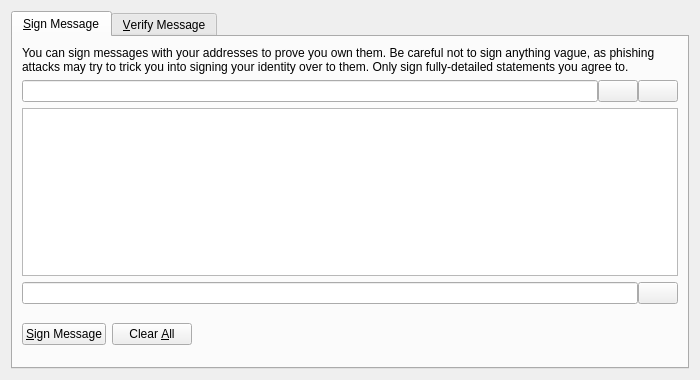
Qt form src/qt/forms/signverifymessagedialog.ui (CryptoCoderz/Espers) before a commit.
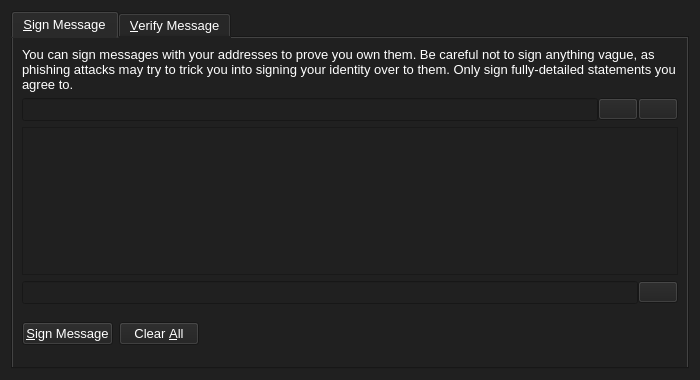
The same form after that commit. The open tabs and pages were chosen to show the change. Icons and pictures are not drawn. Custom widgets are drawn as their Qt base class.

```diff
--- a/src/qt/forms/signverifymessagedialog.ui
+++ b/src/qt/forms/signverifymessagedialog.ui
@@ -13,22 +13,327 @@
   <property name="windowTitle">
    <string>Signatures - Sign / Verify a Message</string>
   </property>
+  <property name="styleSheet">
+   <string notr="true">background-color: rgb(32, 32, 32);
+    color: rgb(255, 255, 255);</string>
+  </property>
   <property name="modal">
    <bool>true</bool>
   </property>
   <layout class="QVBoxLayout" name="verticalLayout">
    <item>
     <widget class="QTabWidget" name="tabWidget">
+     <property name="palette">
+      <palette>
+       <active>
+        <colorrole role="WindowText">
+         <brush brushstyle="SolidPattern">
+          <color alpha="255">
+           <red>255</red>
+           <green>255</green>
+           <blue>255</blue>
+          </color>
+         </brush>
+        </colorrole>
+        <colorrole role="Button">
+         <brush brushstyle="SolidPattern">
+          <color alpha="255">
+           <red>32</red>
+           <green>32</green>
+           <blue>32</blue>
+          </color>
+         </brush>
+        </colorrole>
+        <colorrole role="Light">
+         <brush brushstyle="SolidPattern">
+          <color alpha="255">
+           <red>32</red>
+           <green>32</green>
+           <blue>32</blue>
+          </color>
+         </brush>
+        </colorrole>
+        <colorrole role="Midlight">
+         <brush brushstyle="SolidPattern">
+          <color alpha="255">
+           <red>32</red>
+           <green>32</green>
+           <blue>32</blue>
+          </color>
+         </brush>
+        </colorrole>
+        <colorrole role="Mid">
+         <brush brushstyle="SolidPattern">
+          <color alpha="255">
+           <red>32</red>
+           <green>32</green>
+           <blue>32</blue>
+          </color>
+         </brush>
+        </colorrole>
+        <colorrole role="Text">
+         <brush brushstyle="SolidPattern">
+          <color alpha="255">
+           <red>255</red>
+           <green>255</green>
+           <blue>255</blue>
+          </color>
+         </brush>
+        </colorrole>
+        <colorrole role="ButtonText">
+         <brush brushstyle="SolidPattern">
+          <color alpha="255">
+           <red>255</red>
+           <green>255</green>
+           <blue>255</blue>
+          </color>
+         </brush>
+        </colorrole>
+        <colorrole role="Base">
+         <brush brushstyle="SolidPattern">
+          <color alpha="255">
+           <red>32</red>
+           <green>32</green>
+           <blue>32</blue>
+          </color>
+         </brush>
+        </colorrole>
+        <colorrole role="Window">
+         <brush brushstyle="SolidPattern">
+          <color alpha="255">
+           <red>32</red>
+           <green>32</green>
+           <blue>32</blue>
+          </color>
+         </brush>
+        </colorrole>
+        <colorrole role="PlaceholderText">
+         <brush brushstyle="NoBrush">
+          <color alpha="128">
+           <red>255</red>
+           <green>255</green>
+           <blue>255</blue>
+          </color>
+         </brush>
+        </colorrole>
+       </active>
+       <inactive>
+        <colorrole role="WindowText">
+         <brush brushstyle="SolidPattern">
+          <color alpha="255">
+           <red>255</red>
+           <green>255</green>
+           <blue>255</blue>
+          </color>
+         </brush>
+        </colorrole>
+        <colorrole role="Button">
+         <brush brushstyle="SolidPattern">
+          <color alpha="255">
+           <red>32</red>
+           <green>32</green>
+           <blue>32</blue>
+          </color>
+         </brush>
+        </colorrole>
+        <colorrole role="Light">
+         <brush brushstyle="SolidPattern">
+          <color alpha="255">
+           <red>32</red>
+           <green>32</green>
+           <blue>32</blue>
+          </color>
+         </brush>
+        </colorrole>
+        <colorrole role="Midlight">
+         <brush brushstyle="SolidPattern">
+          <color alpha="255">
+           <red>32</red>
+           <green>32</green>
+           <blue>32</blue>
+          </color>
+         </brush>
+        </colorrole>
+        <colorrole role="Mid">
+         <brush brushstyle="SolidPattern">
+          <color alpha="255">
+           <red>32</red>
+           <green>32</green>
+           <blue>32</blue>
+          </color>
+         </brush>
+        </colorrole>
+        <colorrole role="Text">
+         <brush brushstyle="SolidPattern">
+          <color alpha="255">
+           <red>255</red>
+           <green>255</green>
+           <blue>255</blue>
+          </color>
+         </brush>
+        </colorrole>
+        <colorrole role="ButtonText">
+         <brush brushstyle="SolidPattern">
+          <color alpha="255">
+           <red>255</red>
+           <green>255</green>
+           <blue>255</blue>
+          </color>
+         </brush>
+        </colorrole>
+        <colorrole role="Base">
+         <brush brushstyle="SolidPattern">
+          <color alpha="255">
+           <red>32</red>
+           <green>32</green>
+           <blue>32</blue>
+          </color>
+         </brush>
+        </colorrole>
+        <colorrole role="Window">
+         <brush brushstyle="SolidPattern">
+          <color alpha="255">
+           <red>32</red>
+           <green>32</green>
+           <blue>32</blue>
+          </color>
+         </brush>
+        </colorrole>
+        <colorrole role="PlaceholderText">
+         <brush brushstyle="NoBrush">
+          <color alpha="128">
+           <red>255</red>
+           <green>255</green>
+           <blue>255</blue>
+          </color>
+         </brush>
+        </colorrole>
+       </inactive>
+       <disabled>
+        <colorrole role="WindowText">
+         <brush brushstyle="SolidPattern">
+          <color alpha="255">
+           <red>255</red>
+           <green>255</green>
+           <blue>255</blue>
+          </color>
+         </brush>
+        </colorrole>
+        <colorrole role="Button">
+         <brush brushstyle="SolidPattern">
+          <color alpha="255">
+           <red>32</red>
+           <green>32</green>
+           <blue>32</blue>
+          </color>
+         </brush>
+        </colorrole>
+        <colorrole role="Light">
+         <brush brushstyle="SolidPattern">
+          <color alpha="255">
+           <red>32</red>
+           <green>32</green>
+           <blue>32</blue>
+          </color>
+         </brush>
+        </colorrole>
+        <colorrole role="Midlight">
+         <brush brushstyle="SolidPattern">
+          <color alpha="255">
+           <red>32</red>
+           <green>32</green>
+           <blue>32</blue>
+          </color>
+         </brush>
+        </colorrole>
+        <colorrole role="Mid">
+         <brush brushstyle="SolidPattern">
+          <color alpha="255">
+           <red>32</red>
+           <green>32</green>
+           <blue>32</blue>
+          </color>
+         </brush>
+        </colorrole>
+        <colorrole role="Text">
+         <brush brushstyle="SolidPattern">
+          <color alpha="255">
+           <red>255</red>
+           <green>255</green>
+           <blue>255</blue>
+          </color>
+         </brush>
+        </colorrole>
+        <colorrole role="ButtonText">
+         <brush brushstyle="SolidPattern">
+          <color alpha="255">
+           <red>255</red>
+           <green>255</green>
+           <blue>255</blue>
+          </color>
+         </brush>
+        </colorrole>
+        <colorrole role="Base">
+         <brush brushstyle="SolidPattern">
+          <color alpha="255">
+           <red>32</red>
+           <green>32</green>
+           <blue>32</blue>
+          </color>
+         </brush>
+        </colorrole>
+        <colorrole role="Window">
+         <brush brushstyle="SolidPattern">
+          <color alpha="255">
+           <red>32</red>
+           <green>32</green>
+           <blue>32</blue>
+          </color>
+         </brush>
+        </colorrole>
+        <colorrole role="PlaceholderText">
+         <brush brushstyle="NoBrush">
+          <color alpha="128">
+           <red>255</red>
+           <green>255</green>
+           <blue>255</blue>
+          </color>
+         </brush>
+        </colorrole>
+       </disabled>
+      </palette>
+     </property>
+     <property name="font">
+      <font>
+       <pointsize>10</pointsize>
+      </font>
+     </property>
+     <property name="styleSheet">
+      <string notr="true">background: rgb(32, 32, 32);
+background-color: rgb(32, 32, 32);</string>
+     </property>
+     <property name="tabShape">
+      <enum>QTabWidget::Rounded</enum>
+     </property>
      <property name="currentIndex">
       <number>1</number>
      </property>
      <widget class="QWidget" name="tabSignMessage">
+      <property name="styleSheet">
+       <string notr="true">background: rgb(32, 32, 32);
+        background-color: rgb(32, 32, 32);</string>
+      </property>
       <attribute name="title">
        <string>&amp;Sign Message</string>
       </attribute>
       <layout class="QVBoxLayout" name="verticalLayout_SM">
        <item>
         <widget class="QLabel" name="infoLabel_SM">
+         <property name="font">
+          <font>
+           <pointsize>10</pointsize>
+          </font>
+         </property>
          <property name="text">
           <string>You can sign messages with your addresses to prove you own them. Be careful not to sign anything vague, as phishing attacks may try to trick you into signing your identity over to them. Only sign fully-detailed statements you agree to.</string>
          </property>
@@ -47,6 +352,11 @@
          </property>
          <item>
           <widget class="QValidatedLineEdit" name="addressIn_SM">
+           <property name="font">
+            <font>
+             <pointsize>10</pointsize>
+            </font>
+           </property>
            <property name="toolTip">
             <string>The address to sign the message with (e.g. EJTdBNqW8y8PnLn9MG1srXJoUhCvmc6gPz)</string>
            </property>
@@ -99,6 +409,11 @@
        </item>
        <item>
         <widget class="QPlainTextEdit" name="messageIn_SM">
+         <property name="font">
+          <font>
+           <pointsize>10</pointsize>
+          </font>
+         </property>
          <property name="toolTip">
           <string>Enter the message you want to sign here</string>
          </property>
@@ -113,6 +428,7 @@
           <widget class="QLineEdit" name="signatureOut_SM">
            <property name="font">
             <font>
+             <pointsize>10</pointsize>
              <italic>true</italic>
             </font>
            </property>
@@ -144,6 +460,11 @@
         <layout class="QHBoxLayout" name="horizontalLayout_3_SM">
          <item>
           <widget class="QPushButton" name="signMessageButton_SM">
+           <property name="font">
+            <font>
+             <pointsize>10</pointsize>
+            </font>
+           </property>
            <property name="toolTip">
             <string>Sign the message to prove you own this Espers address</string>
            </property>
@@ -161,6 +482,11 @@
          </item>
          <item>
           <widget class="QPushButton" name="clearButton_SM">
+           <property name="font">
+            <font>
+             <pointsize>10</pointsize>
+            </font>
+           </property>
            <property name="toolTip">
             <string>Reset all sign message fields</string>
            </property>
```
Left out of the diff: 30 changed lines with no effect on the pictures.
